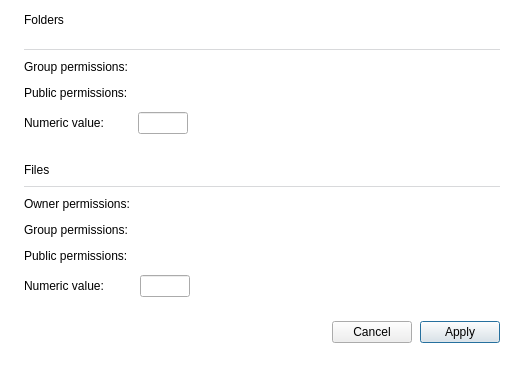
rl-mega/MEGAsync, file src/MEGASync/gui/ui/PermissionsDialog.ui: the form before one commit; both pictures show x 0 to 524 and y 183 to 550 of the 524 by 550 pixel window.
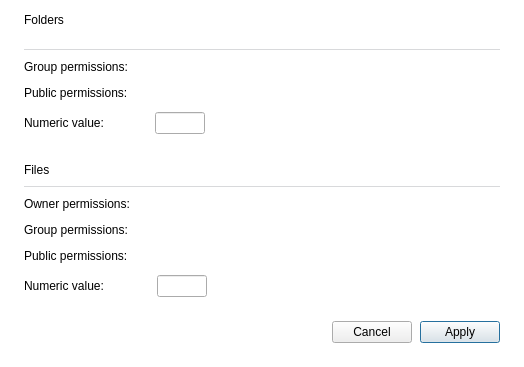
The form after the commit. Custom widgets are drawn as their Qt base class.

```diff
--- a/src/MEGASync/gui/ui/PermissionsDialog.ui
+++ b/src/MEGASync/gui/ui/PermissionsDialog.ui
@@ -186,6 +186,12 @@
      </item>
      <item>
       <layout class="QFormLayout" name="formLayout">
+       <property name="fieldGrowthPolicy">
+        <enum>QFormLayout::AllNonFixedFieldsGrow</enum>
+       </property>
+       <property name="formAlignment">
+        <set>Qt::AlignLeading|Qt::AlignLeft|Qt::AlignTop</set>
+       </property>
        <property name="labelAlignment">
         <set>Qt::AlignLeading|Qt::AlignLeft|Qt::AlignVCenter</set>
        </property>
@@ -239,6 +245,23 @@
         </widget>
        </item>
        <item row="2" column="1">
+        <layout class="QHBoxLayout" name="hFolderNumericLayout">
+         <property name="spacing">
+          <number>0</number>
+         </property>
+         <property name="leftMargin">
+          <number>17</number>
+         </property>
+         <property name="topMargin">
+          <number>0</number>
+         </property>
+         <property name="rightMargin">
+          <number>0</number>
+         </property>
+         <property name="bottomMargin">
+          <number>0</number>
+         </property>
+         <item>
         <widget class="QLineEdit" name="lFolderPermissions">
          <property name="minimumSize">
           <size>
@@ -257,6 +280,21 @@
          </property>
         </widget>
        </item>
+         <item>
+          <spacer name="hFolderNumericSpacer">
+           <property name="orientation">
+            <enum>Qt::Horizontal</enum>
+           </property>
+           <property name="sizeHint" stdset="0">
+            <size>
+             <width>40</width>
+             <height>20</height>
+            </size>
+           </property>
+          </spacer>
+         </item>
+        </layout>
+       </item>
       </layout>
      </item>
     </layout>
@@ -331,6 +369,12 @@
      </item>
      <item>
       <layout class="QFormLayout" name="formLayout_2">
+       <property name="fieldGrowthPolicy">
+        <enum>QFormLayout::AllNonFixedFieldsGrow</enum>
+       </property>
+       <property name="formAlignment">
+        <set>Qt::AlignLeading|Qt::AlignLeft|Qt::AlignTop</set>
+       </property>
        <property name="labelAlignment">
         <set>Qt::AlignLeading|Qt::AlignLeft|Qt::AlignVCenter</set>
        </property>
@@ -390,6 +434,23 @@
         </widget>
        </item>
        <item row="3" column="1">
+        <layout class="QHBoxLayout" name="hFileNumericLayout">
+         <property name="spacing">
+          <number>0</number>
+         </property>
+         <property name="leftMargin">
+          <number>17</number>
+         </property>
+         <property name="topMargin">
+          <number>0</number>
+         </property>
+         <property name="rightMargin">
+          <number>0</number>
+         </property>
+         <property name="bottomMargin">
+          <number>0</number>
+         </property>
+         <item>
         <widget class="QLineEdit" name="lFilePermissions">
          <property name="minimumSize">
           <size>
@@ -407,6 +468,21 @@
           <string notr="true">mega</string>
          </property>
         </widget>
+         </item>
+         <item>
+          <spacer name="hFileNumericSpacer">
+           <property name="orientation">
+            <enum>Qt::Horizontal</enum>
+           </property>
+           <property name="sizeHint" stdset="0">
+            <size>
+             <width>40</width>
+             <height>20</height>
+            </size>
+           </property>
+          </spacer>
+         </item>
+        </layout>
        </item>
       </layout>
      </item>
```
Lines whose indentation alone changed are shown as unchanged.
